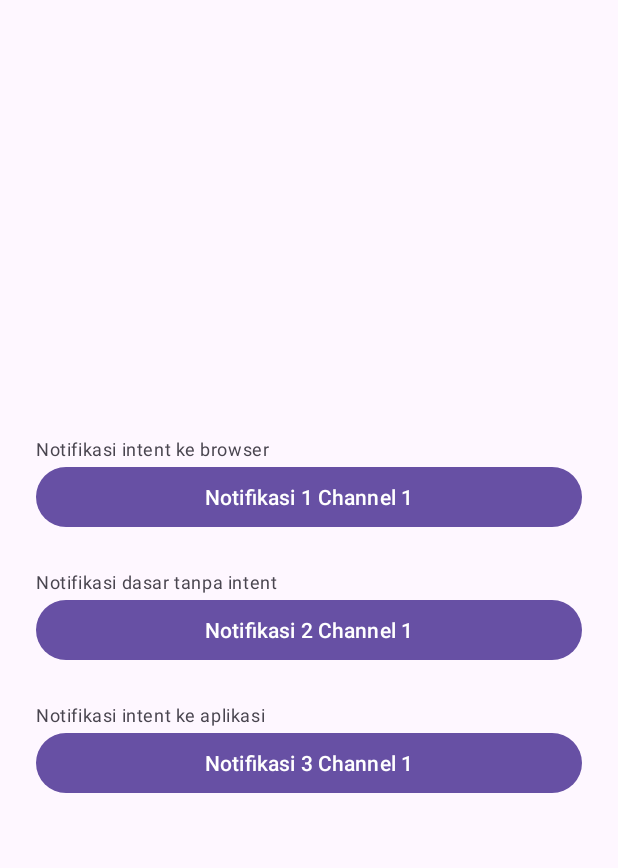
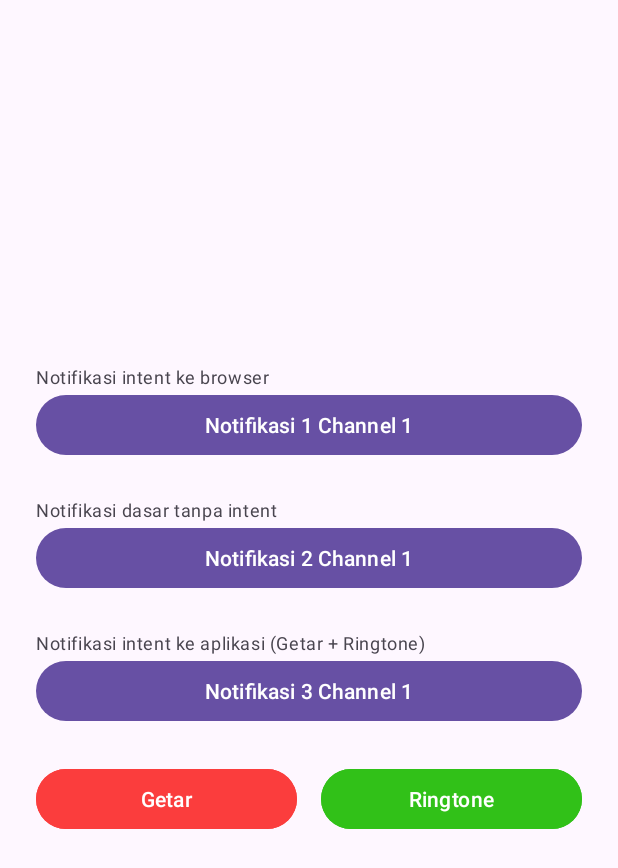
Before and after one commit to diczst/android-native-exercises, an Android app: the NotificationActivity screen opened directly, with no data from a screen before it, after a tap on "Notifikasi 3 Channel 1", on a phone screen of 412 x 824 dp. Shown: the top 868 px of the screen. Run offline under Robolectric (Android 15) with nearby library versions, the phone set to English and light mode, and no system bars.

Commit message:
add note

```diff
--- a/Exercises/app/src/main/AndroidManifest.xml
+++ b/Exercises/app/src/main/AndroidManifest.xml
@@ -3,6 +3,8 @@
     xmlns:tools="http://schemas.android.com/tools">
 
     <uses-permission android:name="android.permission.POST_NOTIFICATIONS" />
+
+    <uses-permission android:name="android.permission.VIBRATE" />
 
     <application
         android:allowBackup="true"
--- a/Exercises/app/src/main/java/com/neonusa/exercises/notification/NotificationActivity.kt
+++ b/Exercises/app/src/main/java/com/neonusa/exercises/notification/NotificationActivity.kt
@@ -6,18 +6,40 @@ import android.app.NotificationManager
 import android.app.PendingIntent
 import android.content.Context
 import android.content.Intent
+import android.media.RingtoneManager
 import android.net.Uri
 import android.os.Build
 import android.os.Bundle
+import android.os.VibrationEffect
+import android.os.Vibrator
 import android.widget.Toast
 import androidx.activity.result.contract.ActivityResultContracts
 import androidx.appcompat.app.AppCompatActivity
 import androidx.core.app.NotificationCompat
+import androidx.core.content.getSystemService
 import com.neonusa.exercises.Constants.NOTIFICATION_CHANNEL_NAME
 import com.neonusa.exercises.Constants.NOTIFICATION_CHANNEl_ID
 import com.neonusa.exercises.MainActivity
 import com.neonusa.exercises.R
 import com.neonusa.exercises.databinding.ActivityNotificationBinding
+
+
+/*
+    CATATAN NOTIFIKASI
+    SYARAT UNTUK MENGAKTIFKAN NADA DERING + GETAR
+        1. user harus mengizinkan notifikasi
+        2. di pengaturan notifikasi, user harus mengizinkan nada dering + getar
+
+    SATU CHANNEL BISA DIGUNAKAN UNTUK BANYAK NOTIFIKASI
+    SEBUAH CHANNEL BISA PUNYA SETTING TERTENTU CONTOH :
+    1. channel 1 : ringtone + getar
+    2. channel 2 : getar saja tanpa ringtone
+    bisa dibilang channel membantuk untuk mengkategorisasikan notifikasi
+*/
+
+
+
+// vibration pattern = delay,duration,delay,duration,delay.dst...
 
 class NotificationActivity : AppCompatActivity() {
     private lateinit var binding: ActivityNotificationBinding
@@ -56,6 +78,26 @@ class NotificationActivity : AppCompatActivity() {
         // NOTIFIKASI 2 CHANNEL 1
         binding.btnNotification3.setOnClickListener {
             sendBigTextNotification1("Notifikasi 3 Channel 1", "Ini notifikasi ketiga di channel 1")
+        }
+
+        // Get the Vibrator service
+        val vibrator = getSystemService(Context.VIBRATOR_SERVICE) as Vibrator
+        val alarmSound = RingtoneManager.getDefaultUri(RingtoneManager.TYPE_NOTIFICATION)
+        val ringtone = RingtoneManager.getRingtone(this, alarmSound)
+        binding.btnVibration.setOnClickListener {
+            // Check if the device has a vibrator
+            if (vibrator.hasVibrator()) {
+                if (Build.VERSION.SDK_INT >= Build.VERSION_CODES.O) {
+                    // first argument is delay duration, second is vibration duration
+                    vibrator.vibrate(VibrationEffect.createWaveform(longArrayOf(0,5000), -1))
+                } else {
+                    vibrator.vibrate(500)
+                }
+            }
+        }
+
+        binding.btnRingtone.setOnClickListener {
+            ringtone.play()
         }
     }
 
@@ -131,6 +173,7 @@ class NotificationActivity : AppCompatActivity() {
         val intent = Intent(this, MainActivity::class.java)
         intent.flags = Intent.FLAG_ACTIVITY_NEW_TASK or Intent.FLAG_ACTIVITY_CLEAR_TASK // Hanya buka jika belum terbuka
         val pendingIntent = PendingIntent.getActivity(this, 0, intent, PendingIntent.FLAG_UPDATE_CURRENT or PendingIntent.FLAG_IMMUTABLE)
+        val alarmSound = RingtoneManager.getDefaultUri(RingtoneManager.TYPE_NOTIFICATION)
 
         val builder = NotificationCompat.Builder(this, NOTIFICATION_CHANNEl_ID)
             .setContentTitle(title)
@@ -139,7 +182,9 @@ class NotificationActivity : AppCompatActivity() {
             .setStyle(bigTextStyle)
             .setPriority(NotificationCompat.PRIORITY_HIGH)
             .setAutoCancel(true)
+            .setVibrate(longArrayOf(0,1000))
             .setContentIntent(pendingIntent)
+            .setSound(alarmSound)
 
         if (Build.VERSION.SDK_INT >= Build.VERSION_CODES.O) {
             val channel = NotificationChannel(
@@ -147,6 +192,10 @@ class NotificationActivity : AppCompatActivity() {
                 NOTIFICATION_CHANNEL_NAME,
                 NotificationManager.IMPORTANCE_HIGH
             )
+
+            channel.enableVibration(true)
+            channel.vibrationPattern = longArrayOf(0, 1000)
+
             builder.setChannelId(NOTIFICATION_CHANNEl_ID)
             notificationManager.createNotificationChannel(channel)
         }
--- a/Exercises/app/src/main/res/layout/activity_notification.xml
+++ b/Exercises/app/src/main/res/layout/activity_notification.xml
@@ -42,7 +42,7 @@
     <TextView
         android:layout_width="match_parent"
         android:layout_height="wrap_content"
-        android:text="Notifikasi intent ke aplikasi"
+        android:text="Notifikasi intent ke aplikasi (Getar + Ringtone)"
         style="@style/TextAppearance.Material3.BodySmall"
         android:layout_marginTop="24dp"
         android:layout_marginHorizontal="24dp"/>
@@ -53,4 +53,30 @@
         android:layout_marginHorizontal="24dp"
         android:text="Notifikasi 3 Channel 1"/>
 
+    <LinearLayout
+        android:layout_width="match_parent"
+        android:layout_height="wrap_content"
+        android:layout_margin="24dp"
+        android:orientation="horizontal">
+
+        <Button
+            android:id="@+id/btn_vibration"
+            android:layout_width="match_parent"
+            android:layout_height="wrap_content"
+            android:layout_marginEnd="8dp"
+            android:text="Getar"
+            android:backgroundTint="@color/danger"
+            android:layout_weight="1"/>
+        <Button
+            android:id="@+id/btn_ringtone"
+            android:layout_width="match_parent"
+            android:layout_height="wrap_content"
+            android:layout_marginStart="8dp"
+            android:backgroundTint="@color/success_dark"
+            android:text="Ringtone"
+            android:layout_weight="1"/>
+
+    </LinearLayout>
+
+
 </LinearLayout>
--- a/Exercises/app/src/main/res/values/colors.xml
+++ b/Exercises/app/src/main/res/values/colors.xml
@@ -4,6 +4,7 @@
     <color name="white">#FFFFFFFF</color>
 
     <color name="success">#59FB3D</color>
+    <color name="success_dark">#31C118</color>
     <color name="danger">#FB3D3D</color>
     <color name="warning">#FF9800</color>
 </resources>
```
